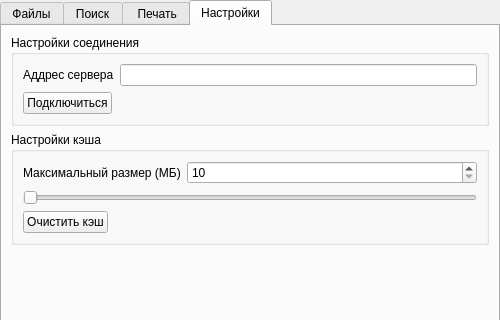
Before: the Qt Designer form shclientwidget.ui in bort-four/StudentHelperClient, drawn with Qt 5; both pictures show x 0 to 500 and y 0 to 320 of the 500 by 500 pixel window.
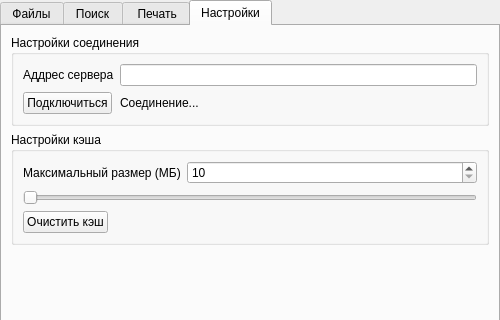
After: the same form once the commit is applied. The open tabs and pages were chosen to show the change.

Commit message: Connection error message added

What changed in the file:
```diff
--- a/shclientwidget.ui
+++ b/shclientwidget.ui
@@ -100,6 +100,13 @@
             </property>
            </widget>
           </item>
+          <item row="1" column="1">
+           <widget class="QLabel" name="connectionLabel">
+            <property name="text">
+             <string>Соединение...</string>
+            </property>
+           </widget>
+          </item>
          </layout>
         </widget>
        </item>
```
The commit also changes 2 other files.
